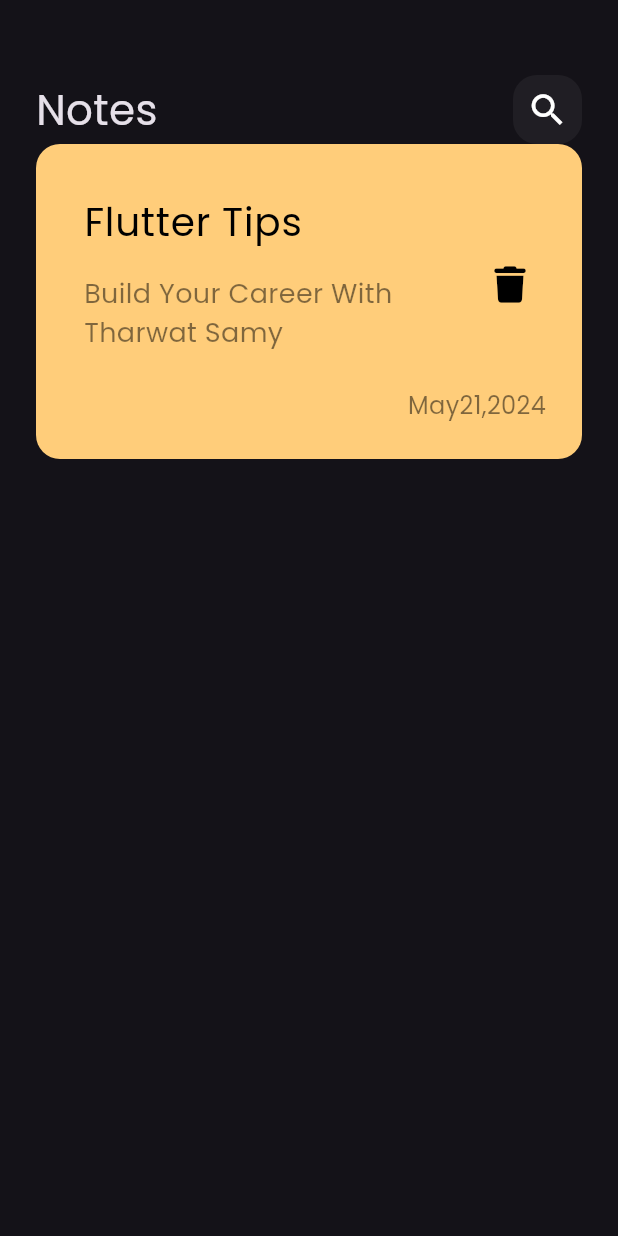
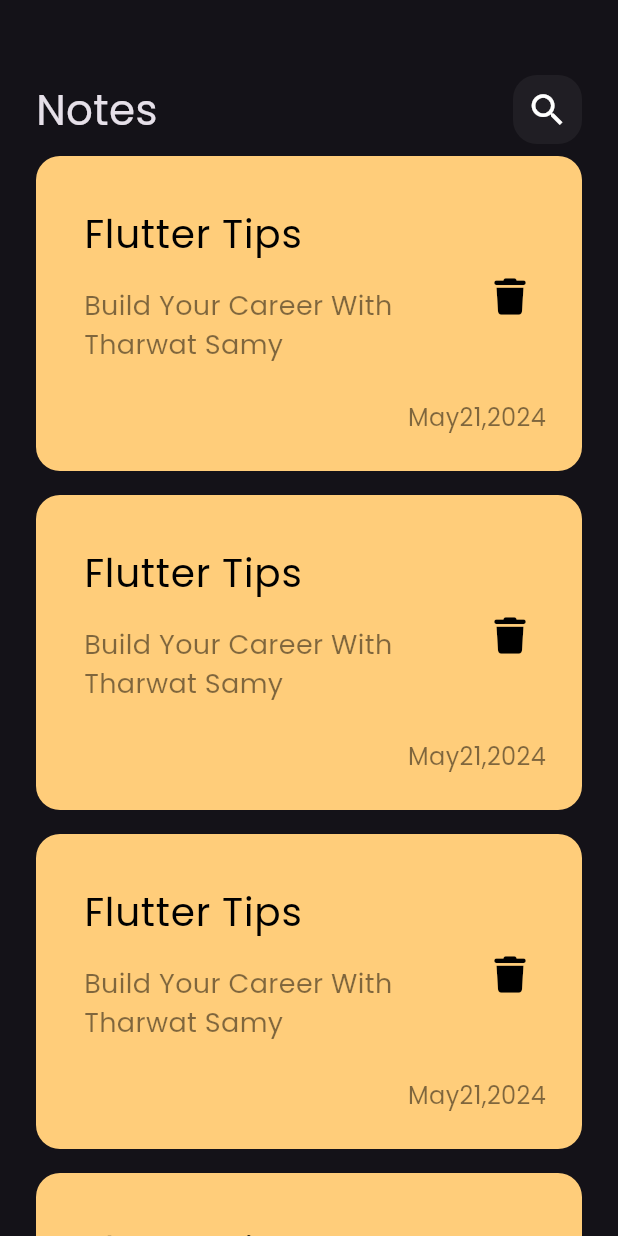
Before and after one commit to moohamed154/notes_app, a Flutter app: the screen it shows after launch, on a phone screen of 412 x 824 dp. Run offline on Flutter 3.47's test engine with Material 3 defaults, Android fonts, the phone set to English and light mode, and no system bars; our stand-ins replace font_awesome_flutter.

Commit message:
create notes list view

```diff
--- a/lib/widgets/custom_note_item.dart
+++ b/lib/widgets/custom_note_item.dart
@@ -1,8 +1,8 @@
 import 'package:flutter/material.dart';
 import 'package:font_awesome_flutter/font_awesome_flutter.dart';
 
-class NoteItem extends StatelessWidget {
-  const NoteItem({super.key});
+class NotesItem extends StatelessWidget {
+  const NotesItem({super.key});
 
   @override
   Widget build(BuildContext context) {
--- /dev/null
+++ b/lib/widgets/notes_list_view.dart
@@ -0,0 +1,18 @@
+import 'package:flutter/material.dart';
+import 'package:notes_app/widgets/custom_note_item.dart';
+
+class NotesListView extends StatelessWidget {
+  const NotesListView({super.key});
+
+  @override
+  Widget build(BuildContext context) {
+    return ListView.builder(itemBuilder: (context, index) {
+      return const Padding(
+        padding: EdgeInsets.symmetric(
+          vertical: 8,
+        ),
+        child: NotesItem(),
+      );
+    });
+  }
+}
--- a/lib/widgets/notes_view_body.dart
+++ b/lib/widgets/notes_view_body.dart
@@ -1,13 +1,13 @@
 import 'package:flutter/material.dart';
 import 'package:notes_app/widgets/custom_appbar.dart';
-import 'package:notes_app/widgets/custom_note_item.dart';
+import 'package:notes_app/widgets/notes_list_view.dart';
 
 class NotesViewBody extends StatelessWidget {
   const NotesViewBody({super.key});
 
   @override
   Widget build(BuildContext context) {
-    return Padding(
+    return const Padding(
       padding: EdgeInsets.symmetric(
         horizontal: 24,
       ),
@@ -17,7 +17,9 @@ class NotesViewBody extends StatelessWidget {
             height: 50,
           ),
           CustomAppBar(),
-          NoteItem(),
+          Expanded(
+            child: NotesListView(),
+          ),
         ],
       ),
     );
```
